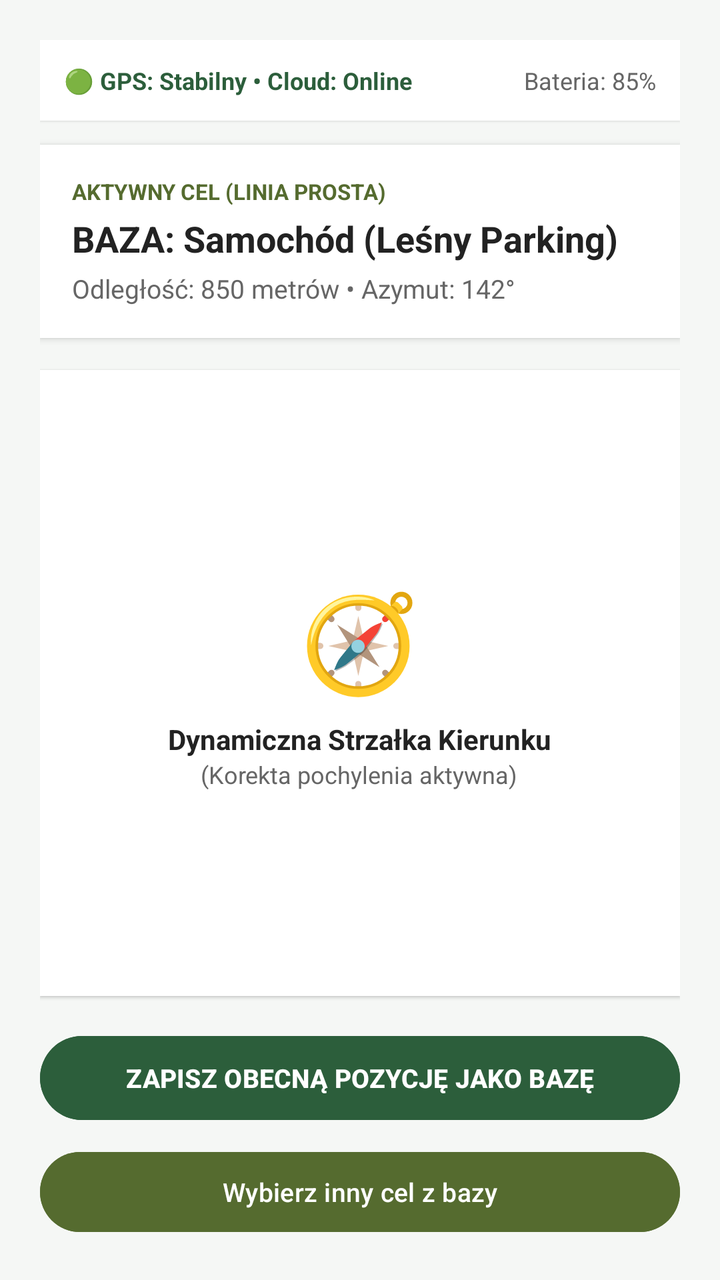
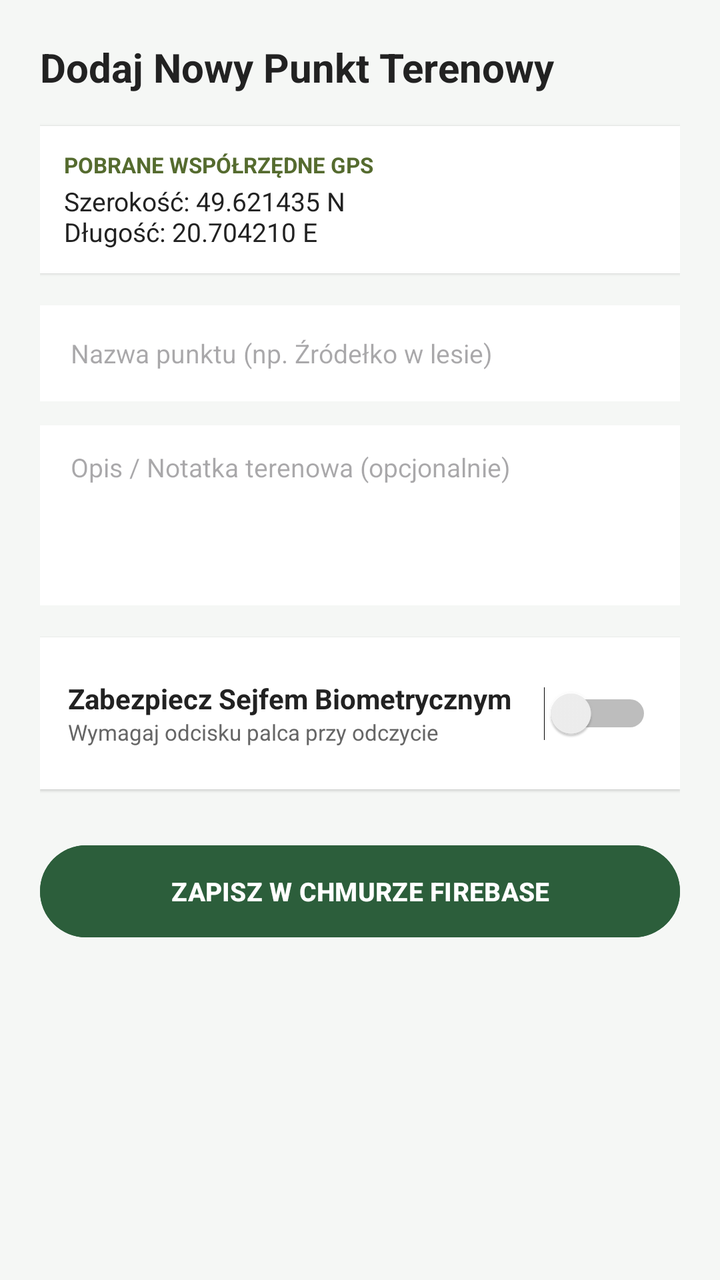

Compare the two renders of this Android layout. The source of the first and the diff that turns it into the second are given below.
<!-- AndroidManifest.xml: application theme Theme.SafeReturn -->
<!-- res/layout/fragment_add_point.xml -->
<?xml version="1.0" encoding="utf-8"?>
<LinearLayout xmlns:android="http://schemas.android.com/apk/res/android"
    android:layout_width="match_parent"
    android:layout_height="match_parent"
    android:background="@color/bg_light"
    android:orientation="vertical"
    android:padding="20dp">

    
    <LinearLayout
        android:layout_width="match_parent"
        android:layout_height="wrap_content"
        android:layout_marginBottom="12dp"
        android:background="@color/card_bg"
        android:elevation="1dp"
        android:orientation="horizontal"
        android:padding="12dp">

        <TextView
            android:layout_width="0dp"
            android:layout_height="wrap_content"
            android:layout_weight="1"
            android:text="🟢 GPS: Stabilny • Cloud: Online"
            android:textColor="@color/forest_primary"
            android:textSize="12sp"
            android:textStyle="bold" />

        <TextView
            android:layout_width="wrap_content"
            android:layout_height="wrap_content"
            android:text="Bateria: 85%"
            android:textColor="@color/text_muted"
            android:textSize="12sp" />
    </LinearLayout>

    
    <LinearLayout
        android:layout_width="match_parent"
        android:layout_height="wrap_content"
        android:background="@color/card_bg"
        android:elevation="2dp"
        android:orientation="vertical"
        android:padding="16dp">

        <TextView
            android:layout_width="wrap_content"
            android:layout_height="wrap_content"
            android:text="AKTYWNY CEL (LINIA PROSTA)"
            android:textColor="@color/forest_accent"
            android:textSize="11sp"
            android:textStyle="bold" />

        <TextView
            android:layout_width="wrap_content"
            android:layout_height="wrap_content"
            android:layout_marginTop="4dp"
            android:text="BAZA: Samochód (Leśny Parking)"
            android:textColor="@color/text_main"
            android:textSize="18sp"
            android:textStyle="bold" />

        <TextView
            android:layout_width="wrap_content"
            android:layout_height="wrap_content"
            android:layout_marginTop="4dp"
            android:text="Odległość: 850 metrów • Azymut: 142°"
            android:textColor="@color/text_muted"
            android:textSize="13sp" />
    </LinearLayout>

    
    <FrameLayout
        android:layout_width="match_parent"
        android:layout_height="0dp"
        android:layout_weight="1"
        android:layout_marginVertical="16dp"
        android:background="@color/card_bg"
        android:elevation="1dp">

        <LinearLayout
            android:layout_width="wrap_content"
            android:layout_height="wrap_content"
            android:layout_gravity="center"
            android:gravity="center"
            android:orientation="vertical">

            <TextView
                android:layout_width="wrap_content"
                android:layout_height="wrap_content"
                android:text="🧭"
                android:textSize="48sp" />

            <TextView
                android:layout_width="wrap_content"
                android:layout_height="wrap_content"
                android:layout_marginTop="8dp"
                android:text="Dynamiczna Strzałka Kierunku"
                android:textColor="@color/text_main"
                android:textSize="14sp"
                android:textStyle="bold" />

            <TextView
                android:layout_width="wrap_content"
                android:layout_height="wrap_content"
                android:text="(Korekta pochylenia aktywna)"
                android:textColor="@color/text_muted"
                android:textSize="12sp" />
        </LinearLayout>
    </FrameLayout>

    
    <Button
        android:layout_width="match_parent"
        android:layout_height="50dp"
        android:layout_marginBottom="8dp"
        android:backgroundTint="@color/forest_primary"
        android:text="ZAPISZ OBECNĄ POZYCJĘ JAKO BAZĘ"
        android:textColor="@android:color/white"
        android:textSize="13sp"
        android:textStyle="bold" />

    <Button
        android:layout_width="match_parent"
        android:layout_height="48dp"
        android:backgroundTint="@color/forest_accent"
        android:text="Wybierz inny cel z bazy"
        android:textColor="@android:color/white"
        android:textSize="13sp" />

</LinearLayout>
<!-- resources referenced by this layout -->
<resources>
  <color name="bg_light">#F5F7F5</color>
  <color name="card_bg">#FFFFFF</color>
  <color name="forest_accent">#556B2F</color>
  <color name="forest_primary">#2C5E3B</color>
  <color name="text_main">#222222</color>
  <color name="text_muted">#666666</color>
  <style name="Theme.SafeReturn" parent="Base.Theme.SafeReturn" />
  <style name="Base.Theme.SafeReturn" parent="Theme.Material3.DayNight.NoActionBar">
          
          
      </style>
</resources>

<!-- the commit's change to res/layout/fragment_add_point.xml (unified diff, before → after) -->
@@ -6,46 +6,29 @@
     android:orientation="vertical"
     android:padding="20dp">
 
-    
-    <LinearLayout
-        android:layout_width="match_parent"
+    <TextView
+        android:layout_width="wrap_content"
         android:layout_height="wrap_content"
-        android:layout_marginBottom="12dp"
-        android:background="@color/card_bg"
-        android:elevation="1dp"
-        android:orientation="horizontal"
-        android:padding="12dp">
-
-        <TextView
-            android:layout_width="0dp"
-            android:layout_height="wrap_content"
-            android:layout_weight="1"
-            android:text="🟢 GPS: Stabilny • Cloud: Online"
-            android:textColor="@color/forest_primary"
-            android:textSize="12sp"
-            android:textStyle="bold" />
-
-        <TextView
-            android:layout_width="wrap_content"
-            android:layout_height="wrap_content"
-            android:text="Bateria: 85%"
-            android:textColor="@color/text_muted"
-            android:textSize="12sp" />
-    </LinearLayout>
+        android:layout_marginBottom="16dp"
+        android:text="Dodaj Nowy Punkt Terenowy"
+        android:textColor="@color/text_main"
+        android:textSize="20sp"
+        android:textStyle="bold" />
 
     
     <LinearLayout
         android:layout_width="match_parent"
         android:layout_height="wrap_content"
+        android:layout_marginBottom="16dp"
         android:background="@color/card_bg"
-        android:elevation="2dp"
+        android:elevation="1dp"
         android:orientation="vertical"
-        android:padding="16dp">
+        android:padding="12dp">
 
         <TextView
             android:layout_width="wrap_content"
             android:layout_height="wrap_content"
-            android:text="AKTYWNY CEL (LINIA PROSTA)"
+            android:text="POBRANE WSPÓŁRZĘDNE GPS"
             android:textColor="@color/forest_accent"
             android:textSize="11sp"
             android:textStyle="bold" />
@@ -53,48 +36,53 @@
         <TextView
             android:layout_width="wrap_content"
             android:layout_height="wrap_content"
-            android:layout_marginTop="4dp"
-            android:text="BAZA: Samochód (Leśny Parking)"
+            android:layout_marginTop="2dp"
+            android:text="Szerokość: 49.621435 N\nDługość: 20.704210 E"
             android:textColor="@color/text_main"
-            android:textSize="18sp"
-            android:textStyle="bold" />
-
-        <TextView
-            android:layout_width="wrap_content"
-            android:layout_height="wrap_content"
-            android:layout_marginTop="4dp"
-            android:text="Odległość: 850 metrów • Azymut: 142°"
-            android:textColor="@color/text_muted"
             android:textSize="13sp" />
     </LinearLayout>
 
     
-    <FrameLayout
+    <EditText
         android:layout_width="match_parent"
-        android:layout_height="0dp"
-        android:layout_weight="1"
-        android:layout_marginVertical="16dp"
+        android:layout_height="48dp"
+        android:layout_marginBottom="12dp"
         android:background="@color/card_bg"
-        android:elevation="1dp">
+        android:hint=" Nazwa punktu (np. Źródełko w lesie)"
+        android:paddingHorizontal="12dp"
+        android:textSize="13sp" />
+
+    <EditText
+        android:layout_width="match_parent"
+        android:layout_height="90dp"
+        android:layout_marginBottom="16dp"
+        android:background="@color/card_bg"
+        android:gravity="top|start"
+        android:hint=" Opis / Notatka terenowa (opcjonalnie)"
+        android:padding="12dp"
+        android:textSize="13sp" />
+
+    
+    <LinearLayout
+        android:layout_width="match_parent"
+        android:layout_height="wrap_content"
+        android:layout_marginBottom="24dp"
+        android:background="@color/card_bg"
+        android:elevation="1dp"
+        android:gravity="center_vertical"
+        android:orientation="horizontal"
+        android:padding="14dp">
 
         <LinearLayout
-            android:layout_width="wrap_content"
+            android:layout_width="0dp"
             android:layout_height="wrap_content"
-            android:layout_gravity="center"
-            android:gravity="center"
+            android:layout_weight="1"
             android:orientation="vertical">
 
             <TextView
                 android:layout_width="wrap_content"
                 android:layout_height="wrap_content"
-                android:text="🧭"
-                android:textSize="48sp" />
-
-            <TextView
-                android:layout_width="wrap_content"
-                android:layout_height="wrap_content"
-                android:layout_marginTop="8dp"
-                android:text="Dynamiczna Strzałka Kierunku"
+                android:text="Zabezpiecz Sejfem Biometrycznym"
                 android:textColor="@color/text_main"
                 android:textSize="14sp"
                 android:textStyle="bold" />
@@ -102,29 +90,26 @@
             <TextView
                 android:layout_width="wrap_content"
                 android:layout_height="wrap_content"
-                android:text="(Korekta pochylenia aktywna)"
+                android:text="Wymagaj odcisku palca przy odczycie"
                 android:textColor="@color/text_muted"
-                android:textSize="12sp" />
+                android:textSize="11sp" />
         </LinearLayout>
-    </FrameLayout>
+
+        <Switch
+            android:layout_width="wrap_content"
+            android:layout_height="wrap_content"
+            android:minWidth="48dp"
+            android:minHeight="48dp"/>
+    </LinearLayout>
 
     
     <Button
         android:layout_width="match_parent"
-        android:layout_height="50dp"
-        android:layout_marginBottom="8dp"
+        android:layout_height="54dp"
         android:backgroundTint="@color/forest_primary"
-        android:text="ZAPISZ OBECNĄ POZYCJĘ JAKO BAZĘ"
+        android:text="ZAPISZ W CHMURZE FIREBASE"
         android:textColor="@android:color/white"
         android:textSize="13sp"
         android:textStyle="bold" />
 
-    <Button
-        android:layout_width="match_parent"
-        android:layout_height="48dp"
-        android:backgroundTint="@color/forest_accent"
-        android:text="Wybierz inny cel z bazy"
-        android:textColor="@android:color/white"
-        android:textSize="13sp" />
-
 </LinearLayout>
